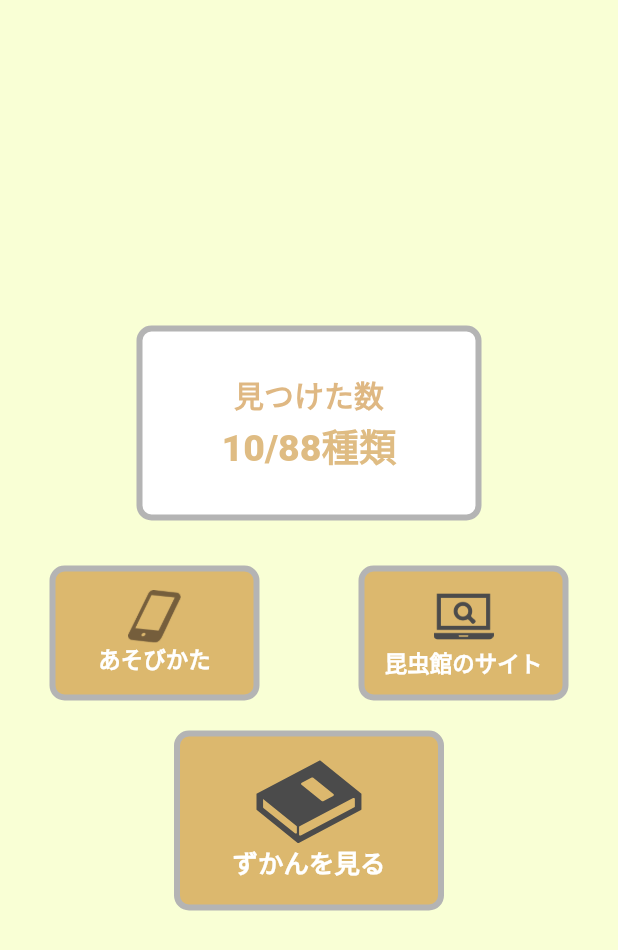
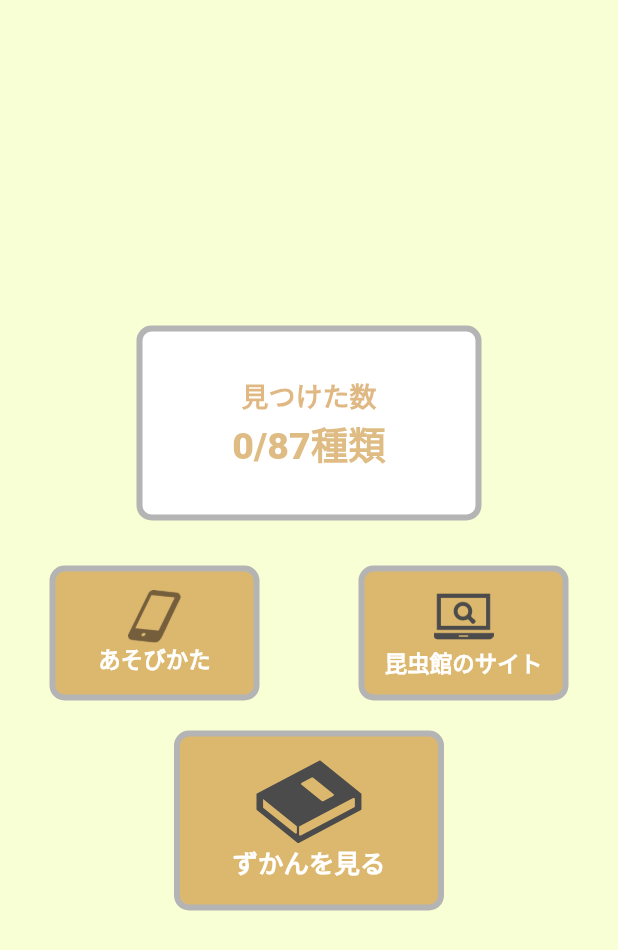
Before and after one commit to Mikka2020/flutter_mushi_01, a Flutter app: the Home screen opened by its route, on a phone screen of 412 x 824 dp. Shown: the top 950 px of the screen. Run offline on Flutter 3.47's test engine with Material 2 defaults, Android fonts, the phone set to English and light mode, and no system bars; our stand-ins replace flutter_svg, image_picker, shared_preferences, sqflite, webview_flutter; missing offline and left inert: flutter_overboard; accounts and stored records are empty; Roboto replaces fonts that are missing (Tsukushi A Round Gothic).

Commit message:
[add] ホーム画面の[見つけた数]表示

```diff
--- a/lib/home.dart
+++ b/lib/home.dart
@@ -1,13 +1,14 @@
-import 'package:adobe_xd/adobe_xd.dart';
 import 'package:flutter/material.dart';
-import 'package:flutter_mushi_01/main.dart';
+import 'package:flutter_mushi_01/models/insect.dart';
 import 'package:flutter_mushi_01/mushi_list.dart';
 import 'package:flutter_mushi_01/offcial_webpage.dart';
 import 'package:flutter_svg/flutter_svg.dart';
+import 'package:provider/provider.dart';
 import 'package:shared_preferences/shared_preferences.dart';
 
 import './flutter_overboard_page.dart';
 import './main.dart';
+import 'models/registered_insect.dart';
 
 void _showTutorial(BuildContext context) async {
   final pref = await SharedPreferences.getInstance();
@@ -40,11 +41,16 @@ class Home extends StatefulWidget {
 }
 
 class _HomeState extends State<Home> {
+  int itemCount(List<RegisteredInsect> regInsects) {
+    return regInsects.length;
+  }
+
   @override
   Widget build(BuildContext context) {
     WidgetsBinding.instance
         ?.addPostFrameCallback((_) => _showTutorial(context));
-    return Scaffold(
+    return Consumer<RegisteredInsectsNotifier>(
+      builder: (context, regInsects, child) => Scaffold(
         backgroundColor: const Color(0xffF9FFD5),
         body: Column(
           children: [
@@ -54,25 +60,28 @@ class _HomeState extends State<Home> {
                 child: Column(
                   mainAxisAlignment: MainAxisAlignment.center,
                   children: [
-                  Text(
+                    const Text(
                       '見つけた数',
                       style: TextStyle(
-                      fontFamily: 'Tsukushi A Round Gothic',
-                      fontSize: 20,
-                      color: const Color(0x80bf7107),
+                        fontSize: 18,
+                        color: Color(0x80bf7107),
                         fontWeight: FontWeight.w700,
                       ),
                       softWrap: false,
                     ),
-                  Text(
-                    '10/88種類',
-                    style: TextStyle(
+                    Consumer<InsectsNotifier>(
+                      builder: (context, insects, child) {
+                        return Text(
+                          itemCount(regInsects.regInsects).toString() + '/87種類',
+                          style: const TextStyle(
                             fontFamily: 'Tsukushi A Round Gothic',
                             fontSize: 25,
-                      color: const Color(0x80bf7907),
+                            color: Color(0x80bf7907),
                             fontWeight: FontWeight.w800,
                           ),
                           softWrap: false,
+                        );
+                      },
                     ),
                   ],
                 ),
@@ -107,7 +116,8 @@ class _HomeState extends State<Home> {
                               height: 35,
                               decoration: const BoxDecoration(
                                 image: DecorationImage(
-                                image: AssetImage('assets/img/smartphone.png'),
+                                  image:
+                                      AssetImage('assets/img/smartphone.png'),
                                   fit: BoxFit.fill,
                                 ),
                               ),
@@ -236,6 +246,7 @@ class _HomeState extends State<Home> {
             const Spacer(),
           ],
         ),
+      ),
     );
   }
 }
```
Lines whose indentation alone changed are shown as unchanged.
